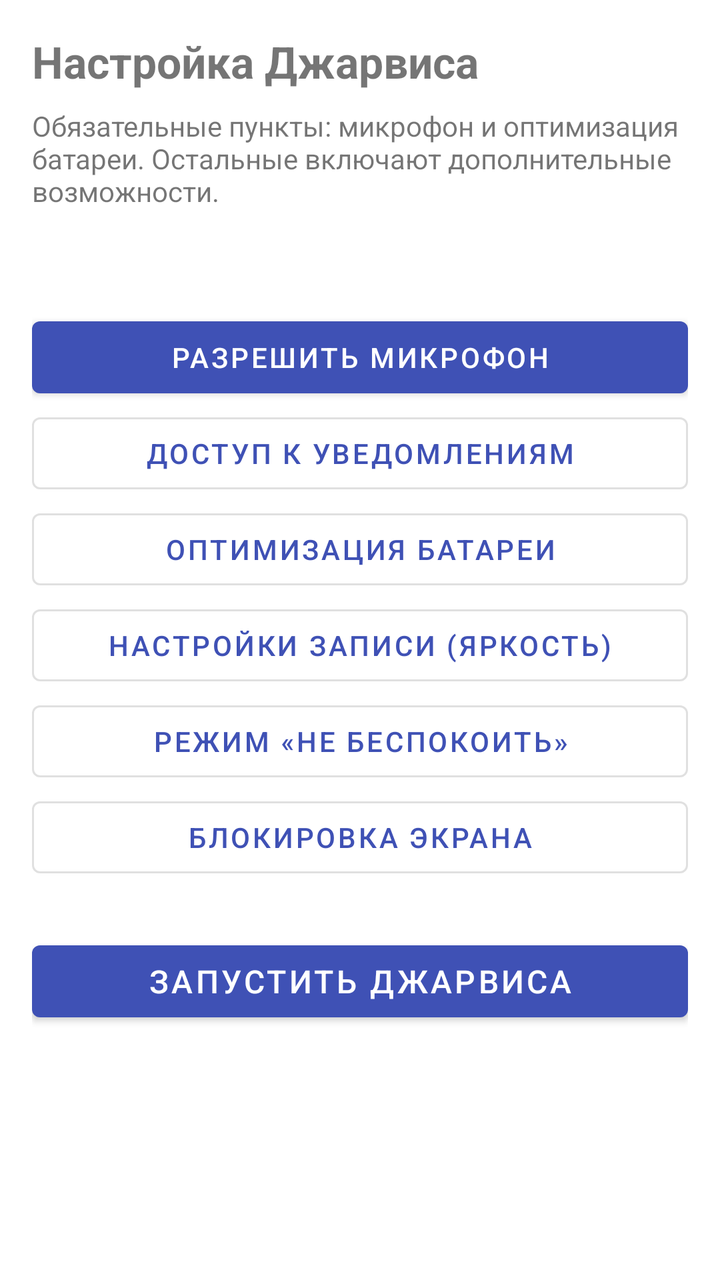
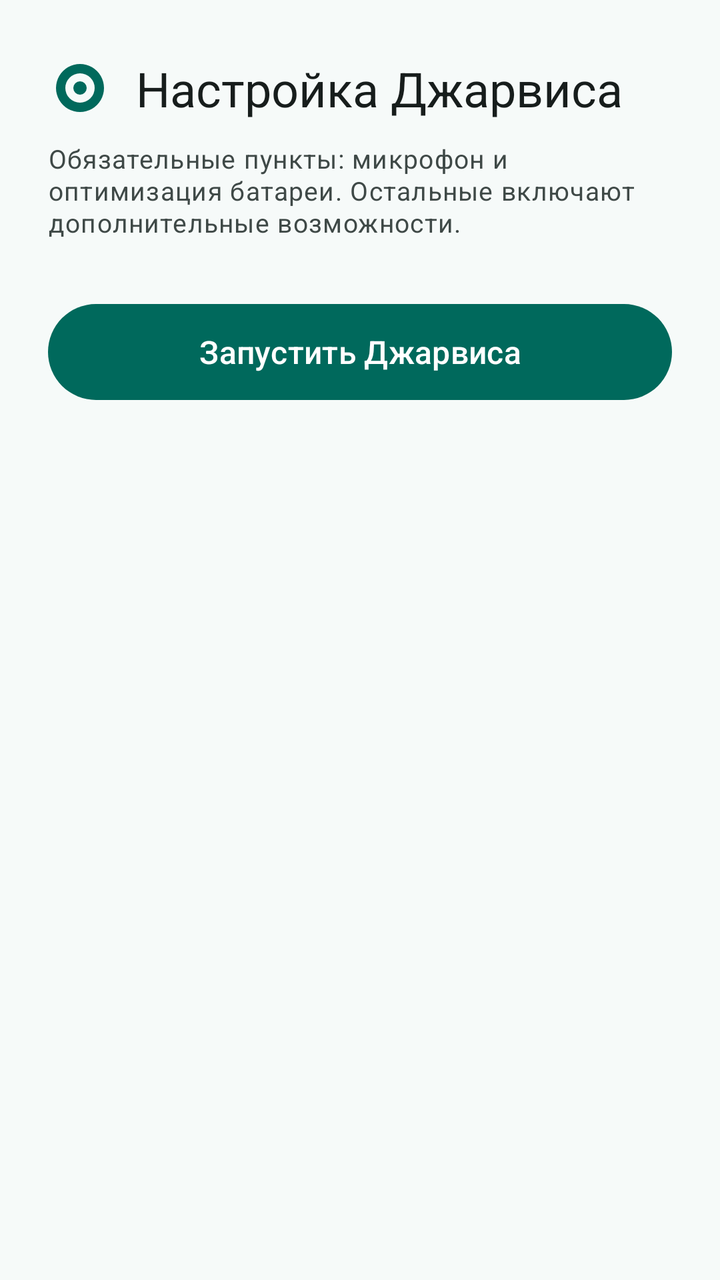

Screens rendered from an Android XML layout before and after an edit, with the pre-edit source and the edit as a unified diff.
<!-- AndroidManifest.xml: application theme Theme.Jarvis -->
<!-- res/layout/activity_onboarding.xml -->
<?xml version="1.0" encoding="utf-8"?>
<ScrollView xmlns:android="http://schemas.android.com/apk/res/android"
    android:layout_width="match_parent"
    android:layout_height="match_parent">

    <LinearLayout
        android:layout_width="match_parent"
        android:layout_height="wrap_content"
        android:orientation="vertical"
        android:padding="16dp">

        <TextView
            android:layout_width="wrap_content"
            android:layout_height="wrap_content"
            android:text="@string/onboarding_title"
            android:textSize="22sp"
            android:textStyle="bold" />

        <TextView
            android:layout_width="match_parent"
            android:layout_height="wrap_content"
            android:layout_marginTop="8dp"
            android:text="@string/onboarding_hint"
            android:textSize="14sp" />

        <TextView
            android:id="@+id/permStatus"
            android:layout_width="match_parent"
            android:layout_height="wrap_content"
            android:layout_marginTop="16dp"
            android:fontFamily="monospace"
            android:textSize="13sp" />

        <LinearLayout
            android:layout_width="match_parent"
            android:layout_height="wrap_content"
            android:layout_marginTop="16dp"
            android:orientation="vertical">

            <Button
                android:id="@+id/btnGrantMic"
                android:layout_width="match_parent"
                android:layout_height="wrap_content"
                android:text="@string/grant_mic" />

            <Button
                android:id="@+id/btnNotifListener"
                style="@style/Widget.MaterialComponents.Button.OutlinedButton"
                android:layout_width="match_parent"
                android:layout_height="wrap_content"
                android:text="@string/grant_notif_listener" />

            <Button
                android:id="@+id/btnBattery"
                style="@style/Widget.MaterialComponents.Button.OutlinedButton"
                android:layout_width="match_parent"
                android:layout_height="wrap_content"
                android:text="@string/grant_battery" />

            <Button
                android:id="@+id/btnWriteSettings"
                style="@style/Widget.MaterialComponents.Button.OutlinedButton"
                android:layout_width="match_parent"
                android:layout_height="wrap_content"
                android:text="@string/grant_write_settings" />

            <Button
                android:id="@+id/btnDnd"
                style="@style/Widget.MaterialComponents.Button.OutlinedButton"
                android:layout_width="match_parent"
                android:layout_height="wrap_content"
                android:text="@string/grant_dnd" />

            <Button
                android:id="@+id/btnDeviceAdmin"
                style="@style/Widget.MaterialComponents.Button.OutlinedButton"
                android:layout_width="match_parent"
                android:layout_height="wrap_content"
                android:text="@string/grant_device_admin" />
        </LinearLayout>

        <Button
            android:id="@+id/btnStart"
            android:layout_width="match_parent"
            android:layout_height="wrap_content"
            android:layout_marginTop="24dp"
            android:text="@string/start_jarvis"
            android:textSize="16sp" />
    </LinearLayout>
</ScrollView>
<!-- resources referenced by this layout -->
<resources>
  <string name="grant_battery">Оптимизация батареи</string>
  <string name="grant_device_admin">Блокировка экрана</string>
  <string name="grant_dnd">Режим «Не беспокоить»</string>
  <string name="grant_mic">Разрешить микрофон</string>
  <string name="grant_notif_listener">Доступ к уведомлениям</string>
  <string name="grant_write_settings">Настройки записи (яркость)</string>
  <style name="Theme.Jarvis" parent="Theme.MaterialComponents.DayNight.NoActionBar">
          <item name="colorPrimary">#3F51B5</item>
          <item name="colorPrimaryVariant">#303F9F</item>
          <item name="colorOnPrimary">#FFFFFF</item>
          <item name="colorSecondary">#FF5722</item>
          <item name="colorOnSecondary">#FFFFFF</item>
          <item name="android:statusBarColor">?attr/colorPrimaryVariant</item>
      </style>
  <!-- unchanged entries left out for length: 3 -->
</resources>

<!-- the commit's change to res/layout/activity_onboarding.xml (unified diff, before → after) -->
@@ -1,89 +1,73 @@
 <?xml version="1.0" encoding="utf-8"?>
 <ScrollView xmlns:android="http://schemas.android.com/apk/res/android"
+    xmlns:app="http://schemas.android.com/apk/res-auto"
     android:layout_width="match_parent"
-    android:layout_height="match_parent">
+    android:layout_height="match_parent"
+    android:background="?android:attr/colorBackground"
+    android:fillViewport="true">
 
     <LinearLayout
         android:layout_width="match_parent"
         android:layout_height="wrap_content"
+        android:layout_gravity="center_horizontal"
         android:orientation="vertical"
-        android:padding="16dp">
+        android:paddingStart="24dp"
+        android:paddingEnd="24dp"
+        android:paddingTop="28dp"
+        android:paddingBottom="24dp">
 
-        <TextView
-            android:layout_width="wrap_content"
+        <LinearLayout
+            android:layout_width="match_parent"
             android:layout_height="wrap_content"
-            android:text="@string/onboarding_title"
-            android:textSize="22sp"
-            android:textStyle="bold" />
+            android:gravity="center_vertical"
+            android:orientation="horizontal">
+
+            <ImageView
+                android:layout_width="32dp"
+                android:layout_height="32dp"
+                android:importantForAccessibility="no"
+                android:src="@drawable/ic_logo"
+                app:tint="?attr/colorPrimary" />
+
+            <TextView
+                android:layout_width="wrap_content"
+                android:layout_height="wrap_content"
+                android:layout_marginStart="12dp"
+                android:text="@string/onboarding_title"
+                style="@style/TextAppearance.Jarvis.ScreenTitle" />
+        </LinearLayout>
 
         <TextView
             android:layout_width="match_parent"
             android:layout_height="wrap_content"
-            android:layout_marginTop="8dp"
+            android:layout_marginTop="10dp"
             android:text="@string/onboarding_hint"
-            android:textSize="14sp" />
+            style="@style/TextAppearance.Jarvis.Hint" />
+
+        
+        <LinearLayout
+            android:id="@+id/permRows"
+            android:layout_width="match_parent"
+            android:layout_height="wrap_content"
+            android:layout_marginTop="18dp"
+            android:orientation="vertical" />
 
         <TextView
-            android:id="@+id/permStatus"
+            android:id="@+id/startGateHint"
             android:layout_width="match_parent"
             android:layout_height="wrap_content"
-            android:layout_marginTop="16dp"
-            android:fontFamily="monospace"
-            android:textSize="13sp" />
+            android:layout_marginTop="18dp"
+            android:gravity="center"
+            android:textColor="?attr/colorOnSurfaceVariant"
+            android:textSize="13sp"
+            android:visibility="gone" />
 
-        <LinearLayout
-            android:layout_width="match_parent"
-            android:layout_height="wrap_content"
-            android:layout_marginTop="16dp"
-            android:orientation="vertical">
-
-            <Button
-                android:id="@+id/btnGrantMic"
-                android:layout_width="match_parent"
-                android:layout_height="wrap_content"
-                android:text="@string/grant_mic" />
-
-            <Button
-                android:id="@+id/btnNotifListener"
-                style="@style/Widget.MaterialComponents.Button.OutlinedButton"
-                android:layout_width="match_parent"
-                android:layout_height="wrap_content"
-                android:text="@string/grant_notif_listener" />
-
-            <Button
-                android:id="@+id/btnBattery"
-                style="@style/Widget.MaterialComponents.Button.OutlinedButton"
-                android:layout_width="match_parent"
-                android:layout_height="wrap_content"
-                android:text="@string/grant_battery" />
-
-            <Button
-                android:id="@+id/btnWriteSettings"
-                style="@style/Widget.MaterialComponents.Button.OutlinedButton"
-                android:layout_width="match_parent"
-                android:layout_height="wrap_content"
-                android:text="@string/grant_write_settings" />
-
-            <Button
-                android:id="@+id/btnDnd"
-                style="@style/Widget.MaterialComponents.Button.OutlinedButton"
-                android:layout_width="match_parent"
-                android:layout_height="wrap_content"
-                android:text="@string/grant_dnd" />
-
-            <Button
-                android:id="@+id/btnDeviceAdmin"
-                style="@style/Widget.MaterialComponents.Button.OutlinedButton"
-                android:layout_width="match_parent"
-                android:layout_height="wrap_content"
-                android:text="@string/grant_device_admin" />
-        </LinearLayout>
-
-        <Button
+        <com.google.android.material.button.MaterialButton
             android:id="@+id/btnStart"
             android:layout_width="match_parent"
-            android:layout_height="wrap_content"
-            android:layout_marginTop="24dp"
+            android:layout_height="56dp"
+            android:layout_marginTop="10dp"
+            android:icon="@drawable/ic_power"
             android:text="@string/start_jarvis"
             android:textSize="16sp" />
     </LinearLayout>
<!-- resource entries referenced after the edit -->
@@ -1,19 +1,79 @@
 <!-- resources referenced by this layout -->
 <resources>
-  <string name="grant_battery">Оптимизация батареи</string>
-  <string name="grant_device_admin">Блокировка экрана</string>
-  <string name="grant_dnd">Режим «Не беспокоить»</string>
-  <string name="grant_mic">Разрешить микрофон</string>
-  <string name="grant_notif_listener">Доступ к уведомлениям</string>
-  <string name="grant_write_settings">Настройки записи (яркость)</string>
-  <style name="Theme.Jarvis" parent="Theme.MaterialComponents.DayNight.NoActionBar">
-          <item name="colorPrimary">#3F51B5</item>
-          <item name="colorPrimaryVariant">#303F9F</item>
-          <item name="colorOnPrimary">#FFFFFF</item>
-          <item name="colorSecondary">#FF5722</item>
-          <item name="colorOnSecondary">#FFFFFF</item>
-          <item name="android:statusBarColor">?attr/colorPrimaryVariant</item>
+  <!-- drawable ic_logo (drawable) -->
+  <?xml version="1.0" encoding="utf-8"?>
+  <vector xmlns:android="http://schemas.android.com/apk/res/android"
+      android:width="24dp" android:height="24dp"
+      android:viewportWidth="24" android:viewportHeight="24">
+      <path
+          android:fillColor="?attr/colorPrimary"
+          android:fillType="evenOdd"
+          android:pathData="M12,3a9,9 0 1,0 0.001,0z M12,6.5a5.5,5.5 0 1,1 0,11a5.5,5.5 0 1,1 0,-11z" />
+      <path
+          android:fillColor="?attr/colorPrimary"
+          android:pathData="M12,9.5a2.5,2.5 0 1,1 0,5a2.5,2.5 0 1,1 0,-5z" />
+  </vector>
+  <!-- drawable ic_power (drawable) -->
+  <?xml version="1.0" encoding="utf-8"?>
+  <vector xmlns:android="http://schemas.android.com/apk/res/android"
+      android:width="24dp" android:height="24dp"
+      android:viewportWidth="24" android:viewportHeight="24">
+      <path android:fillColor="#FFFFFFFF"
+          android:pathData="M13,3h-2v10h2V3zM17.83,5.17l-1.42,1.42C17.99,7.86 19,9.81 19,12c0,3.87 -3.13,7 -7,7s-7,-3.13 -7,-7c0,-2.19 1.01,-4.14 2.58,-5.42L6.17,5.17C4.23,6.82 3,9.26 3,12c0,4.97 4.03,9 9,9s9,-4.03 9,-9c0,-2.74 -1.23,-5.18 -3.17,-6.83z" />
+  </vector>
+  <style name="TextAppearance.Jarvis.Hint" parent="TextAppearance.Material3.BodySmall">
+          <item name="android:textSize">13sp</item>
+          <item name="android:textColor">?attr/colorOnSurfaceVariant</item>
       </style>
+  <style name="TextAppearance.Jarvis.ScreenTitle" parent="TextAppearance.Material3.HeadlineSmall">
+          <item name="android:textSize">24sp</item>
+          <item name="android:fontFamily">sans-serif-medium</item>
+          <item name="android:textColor">?attr/colorOnSurface</item>
+      </style>
+  <style name="Theme.Jarvis" parent="Theme.Material3.DayNight.NoActionBar">
+          <item name="colorPrimary">@color/jarvis_primary</item>
+          <item name="colorOnPrimary">@color/jarvis_on_primary</item>
+          <item name="colorPrimaryContainer">@color/jarvis_primary_container</item>
+          <item name="colorOnPrimaryContainer">@color/jarvis_on_primary_container</item>
+  
+          <item name="colorSecondary">@color/jarvis_secondary</item>
+          <item name="colorOnSecondary">@color/jarvis_on_secondary</item>
+          <item name="colorSecondaryContainer">@color/jarvis_secondary_container</item>
+          <item name="colorOnSecondaryContainer">@color/jarvis_on_secondary_container</item>
+  
+          <item name="colorSurface">@color/jarvis_surface</item>
+          <item name="colorOnSurface">@color/jarvis_on_surface</item>
+          <item name="colorSurfaceVariant">@color/jarvis_surface_variant</item>
+          <item name="colorOnSurfaceVariant">@color/jarvis_on_surface_variant</item>
+          <item name="colorOutline">@color/jarvis_outline</item>
+  
+          <item name="colorError">@color/jarvis_error</item>
+          <item name="colorOnError">@color/jarvis_on_error</item>
+          <item name="colorErrorContainer">@color/jarvis_error_container</item>
+          <item name="colorOnErrorContainer">@color/jarvis_on_error_container</item>
+  
+          <item name="android:colorBackground">@color/jarvis_background</item>
+          <item name="android:statusBarColor">@color/jarvis_surface</item>
+          <item name="android:windowLightStatusBar">@bool/jarvis_light_bars</item>
+      </style>
+  <color name="jarvis_primary">#00695C</color>
+  <color name="jarvis_on_primary">#FFFFFF</color>
+  <color name="jarvis_primary_container">#B2F1E8</color>
+  <color name="jarvis_on_primary_container">#00201C</color>
+  <color name="jarvis_secondary">#7A5900</color>
+  <color name="jarvis_on_secondary">#FFFFFF</color>
+  <color name="jarvis_secondary_container">#FFDF9E</color>
+  <color name="jarvis_on_secondary_container">#261A00</color>
+  <color name="jarvis_surface">#F6FAF9</color>
+  <color name="jarvis_on_surface">#171D1C</color>
+  <color name="jarvis_surface_variant">#DAE5E2</color>
+  <color name="jarvis_on_surface_variant">#3F4947</color>
+  <color name="jarvis_outline">#6F7977</color>
+  <color name="jarvis_error">#BA1A1A</color>
+  <color name="jarvis_on_error">#FFFFFF</color>
+  <color name="jarvis_error_container">#FFDAD6</color>
+  <color name="jarvis_on_error_container">#410002</color>
+  <color name="jarvis_background">#F6FAF9</color>
   <!-- unchanged entries left out for length: 3 -->
 </resources>
 
